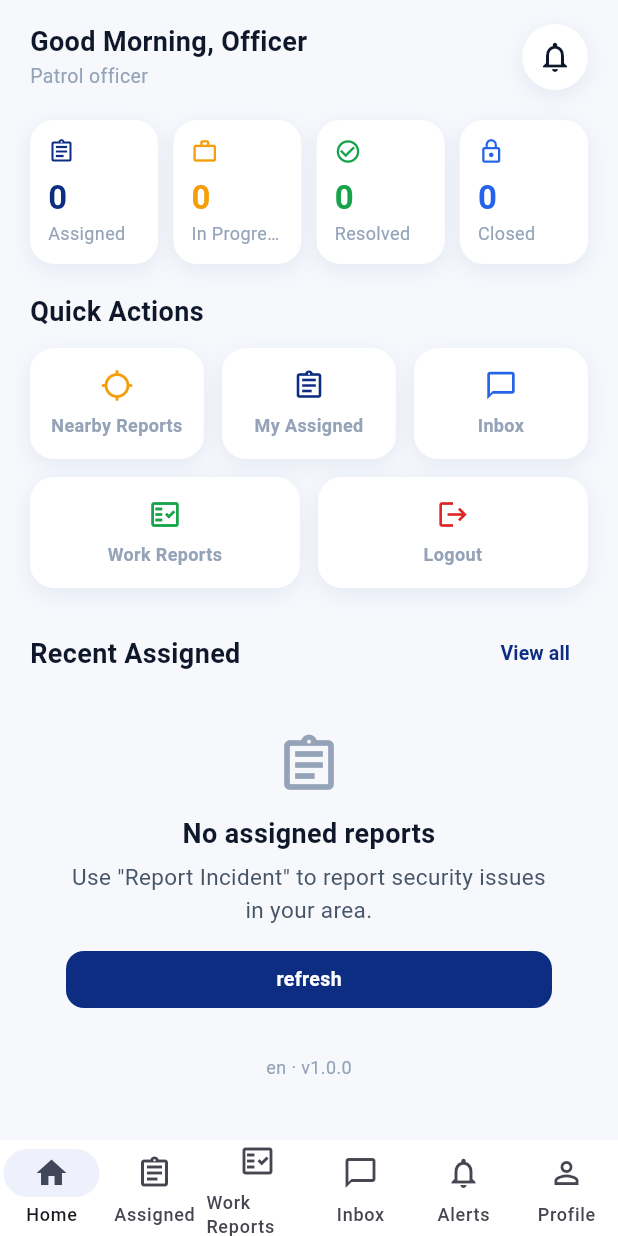
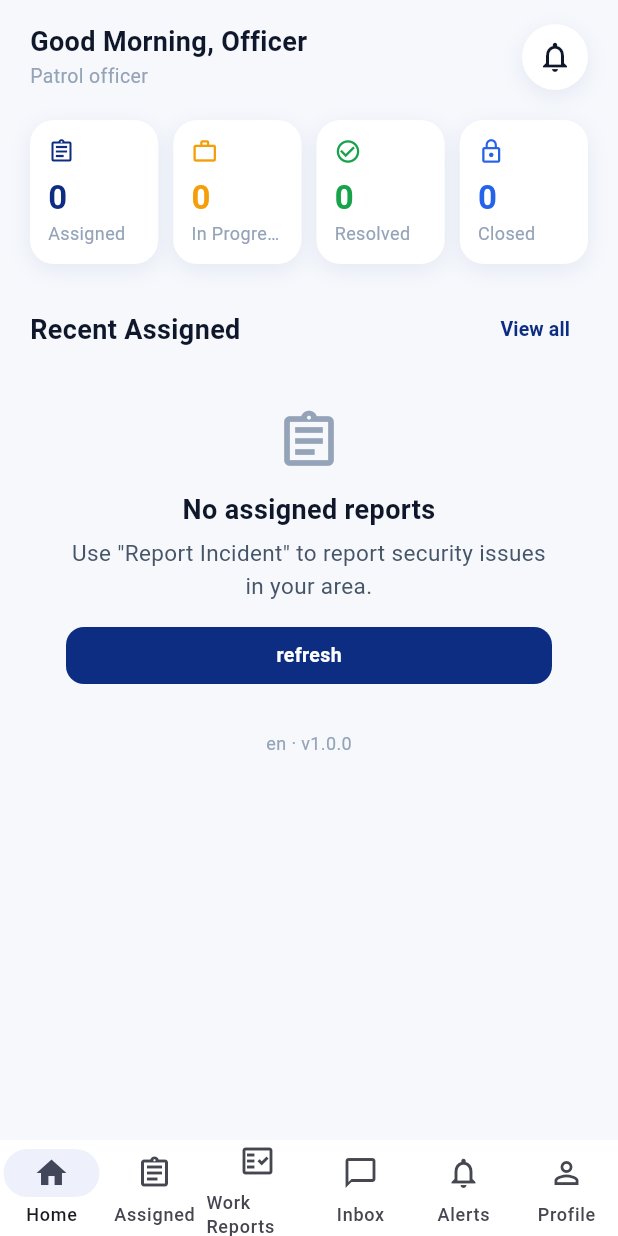
Before and after one commit to mekdelawitworku6-lgtm/PeaceAndSecurity, a Flutter app: the HomeScreen screen opened by its route, on a phone screen of 412 x 824 dp. Run offline on Flutter 3.47's test engine with Material 3 defaults, Android fonts, the phone set to English and light mode, and no system bars; our stand-ins replace dio, equatable, flutter_bloc, geocoding, geolocator, go_router and 4 more; missing offline and left inert: record; accounts and stored records are empty; network calls fail.

Commit message:
Remove Quick Actions section from patrol home screen

```diff
--- a/apps/patrol_app_flutter/lib/features/home/presentation/screens/home_screen.dart
+++ b/apps/patrol_app_flutter/lib/features/home/presentation/screens/home_screen.dart
@@ -172,69 +172,6 @@ class _HomeScreenState extends State<HomeScreen> {
             const SizedBox(height: 20),
             Row(
               children: [
-                Text(
-                  'Quick Actions',
-                  style: AppTypography.h3,
-                ),
-              ],
-            ),
-            const SizedBox(height: 12),
-            Row(
-              children: [
-                Expanded(
-                  child: _QuickAction(
-                    icon: Icons.location_searching,
-                    label: 'Nearby Reports',
-                    color: AppColors.accent,
-                    onTap: () => context.go('/nearby'),
-                  ),
-                ),
-                const SizedBox(width: 12),
-                Expanded(
-                  child: _QuickAction(
-                    icon: Icons.assignment_outlined,
-                    label: 'My Assigned',
-                    color: AppColors.primary,
-                    onTap: () => context.go('/assigned'),
-                  ),
-                ),
-                const SizedBox(width: 12),
-                Expanded(
-                  child: _QuickAction(
-                    icon: Icons.chat_bubble_outline,
-                    label: 'Inbox',
-                    color: AppColors.info,
-                    onTap: () => context.go('/conversations'),
-                  ),
-                ),
-              ],
-            ),
-            const SizedBox(height: 12),
-            Row(
-              children: [
-                Expanded(
-                  child: _QuickAction(
-                    icon: Icons.fact_check_outlined,
-                    label: 'Work Reports',
-                    color: AppColors.success,
-                    onTap: () => context.go('/work-reports'),
-                  ),
-                ),
-                const SizedBox(width: 12),
-                Expanded(
-                  child: _QuickAction(
-                    icon: Icons.logout,
-                    label: 'Logout',
-                    color: AppColors.danger,
-                    onTap: () =>
-                        context.read<AuthBloc>().add(AuthLogoutRequested()),
-                  ),
-                ),
-              ],
-            ),
-            const SizedBox(height: 20),
-            Row(
-              children: [
                 Expanded(
                   child: Text('Recent Assigned', style: AppTypography.h3),
                 ),
@@ -387,48 +324,6 @@ class _StatCard extends StatelessWidget {
   }
 }
 
-class _QuickAction extends StatelessWidget {
-  final IconData icon;
-  final String label;
-  final Color color;
-  final VoidCallback onTap;
-
-  const _QuickAction({
-    required this.icon,
-    required this.label,
-    required this.color,
-    required this.onTap,
-  });
-
-  @override
-  Widget build(BuildContext context) {
-    return GestureDetector(
-      onTap: onTap,
-      child: Container(
-        padding: const EdgeInsets.symmetric(vertical: 14, horizontal: 8),
-        decoration: BoxDecoration(
-          color: AppColors.card,
-          borderRadius: BorderRadius.circular(16),
-          boxShadow: AppShadows.card,
-        ),
-        child: Column(
-          children: [
-            Icon(icon, size: 22, color: color),
-            const SizedBox(height: 8),
-            Text(
-              label,
-              textAlign: TextAlign.center,
-              style: AppTypography.caption.copyWith(
-                fontWeight: FontWeight.w600,
-              ),
-            ),
-          ],
-        ),
-      ),
-    );
-  }
-}
-
 class _RecentReportCard extends StatelessWidget {
   final Report report;
 
```
